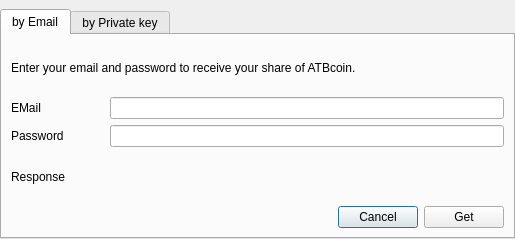
This is src/qt/forms/ShareDialog.ui in odrowonz/atbcoin-insight as Qt 5 draws it before an edit. The edited form follows.
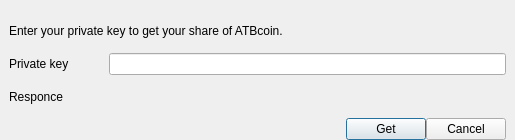
This is the edited form. The open tabs and pages were chosen to show the change.

Diff of the .ui file:
```diff
--- a/src/qt/forms/ShareDialog.ui
+++ b/src/qt/forms/ShareDialog.ui
@@ -7,138 +7,29 @@
     <x>0</x>
     <y>0</y>
     <width>515</width>
-    <height>239</height>
+    <height>140</height>
    </rect>
   </property>
   <property name="windowTitle">
    <string>Receipt of a cash share</string>
   </property>
-  <layout class="QHBoxLayout" name="horizontalLayout">
+  <layout class="QVBoxLayout" name="verticalLayout_3">
    <property name="spacing">
     <number>0</number>
    </property>
    <property name="leftMargin">
-    <number>0</number>
+    <number>9</number>
    </property>
    <property name="topMargin">
     <number>9</number>
    </property>
    <property name="rightMargin">
-    <number>0</number>
+    <number>9</number>
    </property>
    <property name="bottomMargin">
     <number>0</number>
    </property>
    <item>
-    <widget class="QTabWidget" name="tab">
-     <property name="currentIndex">
-      <number>1</number>
-     </property>
-     <widget class="QWidget" name="ByEmail">
-      <attribute name="title">
-       <string>by Email</string>
-      </attribute>
-      <layout class="QVBoxLayout" name="verticalLayout">
-       <item>
-        <widget class="QLabel" name="DescriotionByEmail">
-         <property name="text">
-          <string>Enter your email and password to receive your share of ATBcoin.</string>
-         </property>
-        </widget>
-       </item>
-       <item>
-        <layout class="QGridLayout" name="gridLayout">
-         <item row="0" column="2">
-          <widget class="QLineEdit" name="EMailEdit"/>
-         </item>
-         <item row="0" column="1">
-          <spacer name="horizontalSpacer">
-           <property name="orientation">
-            <enum>Qt::Horizontal</enum>
-           </property>
-           <property name="sizeType">
-            <enum>QSizePolicy::Minimum</enum>
-           </property>
-           <property name="sizeHint" stdset="0">
-            <size>
-             <width>40</width>
-             <height>20</height>
-            </size>
-           </property>
-          </spacer>
-         </item>
-         <item row="0" column="0">
-          <widget class="QLabel" name="label">
-           <property name="text">
-            <string>EMail</string>
-           </property>
-          </widget>
-         </item>
-         <item row="1" column="0">
-          <widget class="QLabel" name="label_2">
-           <property name="text">
-            <string>Password</string>
-           </property>
-          </widget>
-         </item>
-         <item row="1" column="2">
-          <widget class="QLineEdit" name="PassEdit">
-           <property name="echoMode">
-            <enum>QLineEdit::Password</enum>
-           </property>
-          </widget>
-         </item>
-        </layout>
-       </item>
-       <item>
-        <widget class="QLabel" name="ResponceByEmail">
-         <property name="text">
-          <string>Response</string>
-         </property>
-         <property name="wordWrap">
-          <bool>true</bool>
-         </property>
-        </widget>
-       </item>
-       <item>
-        <layout class="QHBoxLayout" name="horizontalLayout_3">
-         <item>
-          <spacer name="horizontalSpacer_2">
-           <property name="orientation">
-            <enum>Qt::Horizontal</enum>
-           </property>
-           <property name="sizeHint" stdset="0">
-            <size>
-             <width>40</width>
-             <height>20</height>
-            </size>
-           </property>
-          </spacer>
-         </item>
-         <item>
-          <widget class="QPushButton" name="cancelButtonByEmail">
-           <property name="text">
-            <string>Cancel</string>
-           </property>
-          </widget>
-         </item>
-         <item>
-          <widget class="QPushButton" name="sendButtonByEmail">
-           <property name="text">
-            <string>Get</string>
-           </property>
-          </widget>
-         </item>
-        </layout>
-       </item>
-      </layout>
-     </widget>
-     <widget class="QWidget" name="ByKey">
-      <attribute name="title">
-       <string>by Private key</string>
-      </attribute>
-      <layout class="QVBoxLayout" name="verticalLayout_2">
-       <item>
         <widget class="QLabel" name="DescriotionByKey">
          <property name="text">
           <string>Enter your private key to get your share of ATBcoin.</string>
@@ -197,13 +88,6 @@
            </property>
           </spacer>
          </item>
-         <item>
-          <widget class="QPushButton" name="cancelButtonByKey">
-           <property name="text">
-            <string>Cancel</string>
-           </property>
-          </widget>
-         </item>
          <item>
           <widget class="QPushButton" name="sendButtonByKey">
            <property name="text">
@@ -211,11 +95,14 @@
            </property>
           </widget>
          </item>
-        </layout>
-       </item>
-      </layout>
-     </widget>
-    </widget>
+     <item>
+      <widget class="QPushButton" name="cancelButtonByKey">
+       <property name="text">
+        <string>Cancel</string>
+       </property>
+      </widget>
+     </item>
+    </layout>
    </item>
   </layout>
  </widget>
```
Lines whose indentation alone changed are shown as unchanged.
